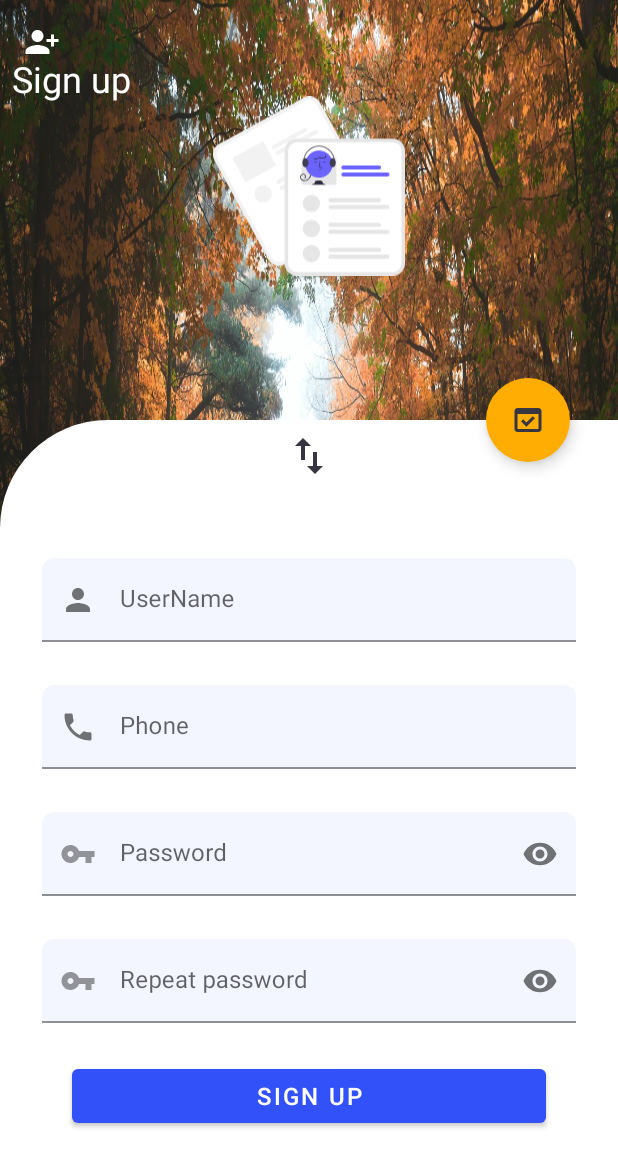
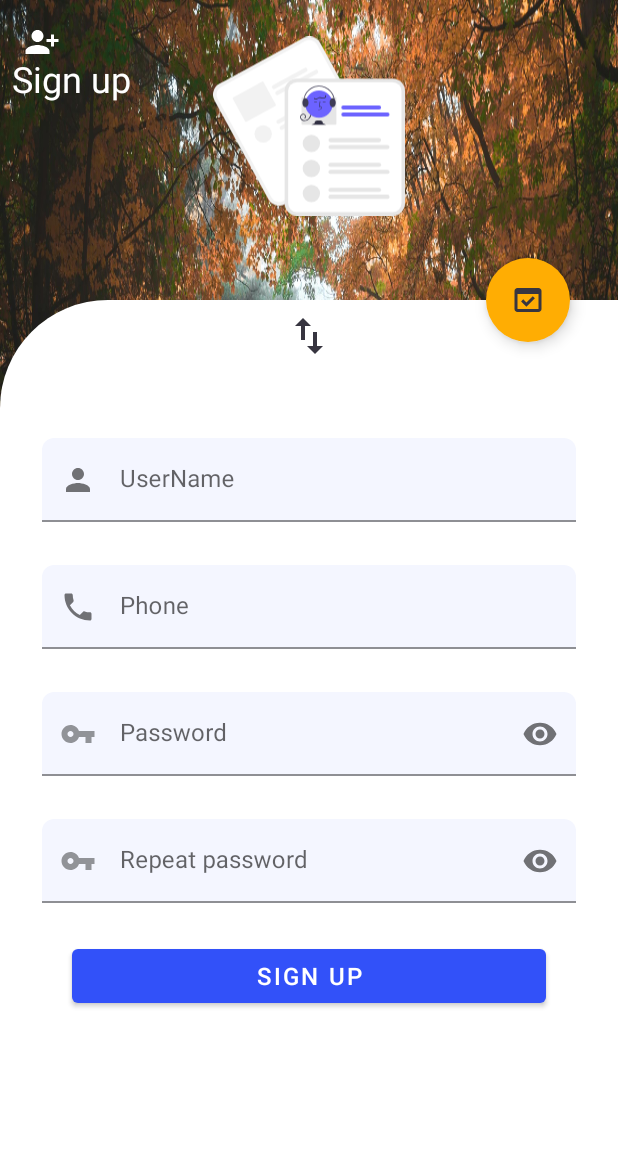
Before and after one commit to OTF-7/GMS, an Android app: the screen it shows after launch (LoginActivity), after a tap on "switch between sign in and sign up", on a phone screen of 412 x 824 dp. Shown: the top 1167 px of the screen. Run offline under Robolectric (Android 15) with nearby library versions, the phone set to English and light mode, and no system bars; our stand-ins replace CircleImageView; Roboto replaces fonts that are not available here.

```diff
--- a/app/src/main/java/com/GMS/MainActivity.java
+++ b/app/src/main/java/com/GMS/MainActivity.java
@@ -13,7 +13,8 @@ ActivityMainBinding mainBinding;
     @Override
     protected void onCreate(Bundle savedInstanceState) {
         super.onCreate(savedInstanceState);
-        setContentView(R.layout.activity_main);
+        mainBinding = ActivityMainBinding.inflate(getLayoutInflater());
+        setContentView(mainBinding.getRoot());
  /*       pager = findViewById(R.id.pager);
         loginViewPagerAdapter = new LoginViewPagerAdapter(getSupportFragmentManager(), 1);
         pager.setAdapter(loginViewPagerAdapter);*/
--- a/app/src/main/java/com/GMS/login/activities/LoginActivity.java
+++ b/app/src/main/java/com/GMS/login/activities/LoginActivity.java
@@ -2,6 +2,7 @@ package com.GMS.login.activities;
 
 import android.graphics.drawable.TransitionDrawable;
 import android.os.Bundle;
+import android.os.Handler;
 import android.view.View;
 import android.view.ViewGroup;
 import android.view.WindowManager;
@@ -19,10 +20,10 @@ import com.google.android.material.appbar.AppBarLayout;
 
 public class LoginActivity extends AppCompatActivity {
 
+    final int DELAYED_TIME = 50;
+    final Handler handler = new Handler();
     ActivityLoginBinding loginBinding;
-
     LoginViewPagerAdapter viewPagerAdapter;
-    AppBarLayout appBarLayout;
     Animation appBarLayoutAnimation;
     ViewGroup.LayoutParams appBarLayoutParams;
     int appBarHeight = 0;
@@ -36,8 +37,11 @@ public class LoginActivity extends AppCompatActivity {
         setContentView(loginBinding.getRoot());
         getWindow().setFlags(WindowManager.LayoutParams.FLAG_FULLSCREEN, WindowManager.LayoutParams.FLAG_FULLSCREEN);
 
-        appBarLayoutParams = appBarLayout.getLayoutParams();
+        appBarLayoutParams = loginBinding.loginAppbar.getLayoutParams();
         final float scale = getResources().getDisplayMetrics().density;
+
+        appBarLayoutAnimation = AnimationUtils.loadAnimation(getApplicationContext(),
+                R.anim.zooming);
 
         transition = (TransitionDrawable) loginBinding.getRoot().getBackground();
 
@@ -53,12 +57,18 @@ public class LoginActivity extends AppCompatActivity {
             }
         });
 
+        loginBinding.loginNestedScrollView.setAlpha(0);
+        loginBinding.loginNestedScrollView.setTranslationY(400);
+        loginBinding.switchFormButton.setTranslationX(400);
+
         viewPagerAdapter = new LoginViewPagerAdapter(this);
         loginBinding.loginPager.setAdapter(viewPagerAdapter);
+
         loginBinding.loginPager.registerOnPageChangeCallback(new ViewPager2.OnPageChangeCallback() {
             @Override
             public void onPageScrollStateChanged(int state) {
                 super.onPageScrollStateChanged(state);
+
                 if (loginBinding.loginPager.getCurrentItem() == 0) {
                     loginBinding.switchFormButton.setImageResource(R.drawable.ic_add);
                     loginBinding.loginCollapsingToolbar.setTitle("Sign in");
@@ -68,8 +78,6 @@ public class LoginActivity extends AppCompatActivity {
                     loginBinding.getRoot().setBackground(getResources().getDrawable(R.drawable.sign_in_background));
                     loginBinding.loginToolbar.setNavigationIcon(R.drawable.ic_sign_in);
                     signin_signup_state = false;
-                    appBarLayoutAnimation = AnimationUtils.loadAnimation(getApplicationContext(),
-                            R.anim.zooming);
                     appBarHeight = (int) (280f * scale + 0.5f);
 
                 } else {
@@ -82,13 +90,11 @@ public class LoginActivity extends AppCompatActivity {
                     loginBinding.getRoot().setBackground(getResources().getDrawable(R.drawable.sign_up_background));
                     loginBinding.loginToolbar.setNavigationIcon(R.drawable.ic_sign_up);
                     signin_signup_state = true;
-                    appBarLayoutAnimation = AnimationUtils.loadAnimation(getApplicationContext(),
-                            R.anim.zooming);
                     appBarHeight = (int) (200f * scale + 0.5f);
                 }
                 if (appBarLayoutParams.height != appBarHeight) {
                     appBarLayoutParams.height = appBarHeight;
-                    appBarLayout.startAnimation(appBarLayoutAnimation);
+                    loginBinding.loginAppbar.startAnimation(appBarLayoutAnimation);
                     loginBinding.loginAppbar.setLayoutParams(appBarLayoutParams);
                 }
             }
@@ -106,4 +112,16 @@ public class LoginActivity extends AppCompatActivity {
         });
     }
 
+    @Override
+    protected void onStart() {
+        super.onStart();
+        loginBinding.loginNestedScrollView.animate().translationY(0).alpha(1).setDuration(750).setStartDelay(100);
+        loginBinding.switchFormButton.animate().translationX(0).setDuration(500).setStartDelay(700);
+        handler.postDelayed(new Runnable() {
+            @Override
+            public void run() {
+                loginBinding.loginAppbar.setAnimation(appBarLayoutAnimation);
+            }
+        }, DELAYED_TIME);
+    }
 }
--- a/app/src/main/java/com/GMS/login/fragments/SingInFragment.java
+++ b/app/src/main/java/com/GMS/login/fragments/SingInFragment.java
@@ -1,6 +1,7 @@
 package com.GMS.login.fragments;
 
 import android.os.Bundle;
+import android.os.Handler;
 import android.view.LayoutInflater;
 import android.view.View;
 import android.view.ViewGroup;
@@ -16,20 +17,31 @@ import com.GMS.databinding.FragmentSingInBinding;
 public class SingInFragment extends Fragment {
     FragmentSingInBinding signinBinding;
     Animation fieldsAnimation;
+    Animation buttonAnimation;
+    Animation formAnimation;
+    Animation fabAnimation;
+    Animation appBarLayoutAnimation;
 
     public SingInFragment() {
         // Required empty public constructor
     }
 
+    final int DELAYED_TIME = 2700;
+    final Handler handler = new Handler();
     @Override
     public View onCreateView(LayoutInflater inflater, ViewGroup container,
                              Bundle savedInstanceState) {
         // Inflate the layout for this fragment
         signinBinding = FragmentSingInBinding.inflate(inflater, container, false);
+        fieldsAnimation = AnimationUtils.loadAnimation(getContext(), R.anim.lefttoright);
 
-        fieldsAnimation = AnimationUtils.loadAnimation(getContext(),
-                R.anim.lefttoright);
 
+        signinBinding.usernameField.setTranslationY(800);
+        signinBinding.usernameField.setAlpha(0);
+        signinBinding.passwordField.setTranslationY(800);
+        signinBinding.passwordField.setAlpha(0);
+        signinBinding.signInButton.setTranslationY(1600);
+        signinBinding.signInButton.setAlpha(0);
 
         return signinBinding.getRoot();
     }
@@ -37,6 +49,10 @@ public class SingInFragment extends Fragment {
     @Override
     public void onStart() {
         super.onStart();
+        signinBinding.usernameField.animate().translationY(0).alpha(1).setDuration(750).setStartDelay(1200);
+        signinBinding.passwordField.animate().translationY(0).alpha(1).setDuration(750).setStartDelay(1500);
+        signinBinding.signInButton.animate().translationY(0).alpha(1).setDuration(750).setStartDelay(1800);
 
     }
+
 }
--- a/app/src/main/res/anim/fadein.xml
+++ b/app/src/main/res/anim/fadein.xml
@@ -2,7 +2,7 @@
     android:fillAfter="true" >
 
     <alpha
-        android:duration="1000"
+        android:duration="1500"
         android:fromAlpha="0.0"
         android:interpolator="@android:anim/accelerate_interpolator"
         android:toAlpha="1.0" />
```
Also changed, not shown: app/src/main/res/anim/bounce_from_bottom.xml (added, +12 -0 lines).
